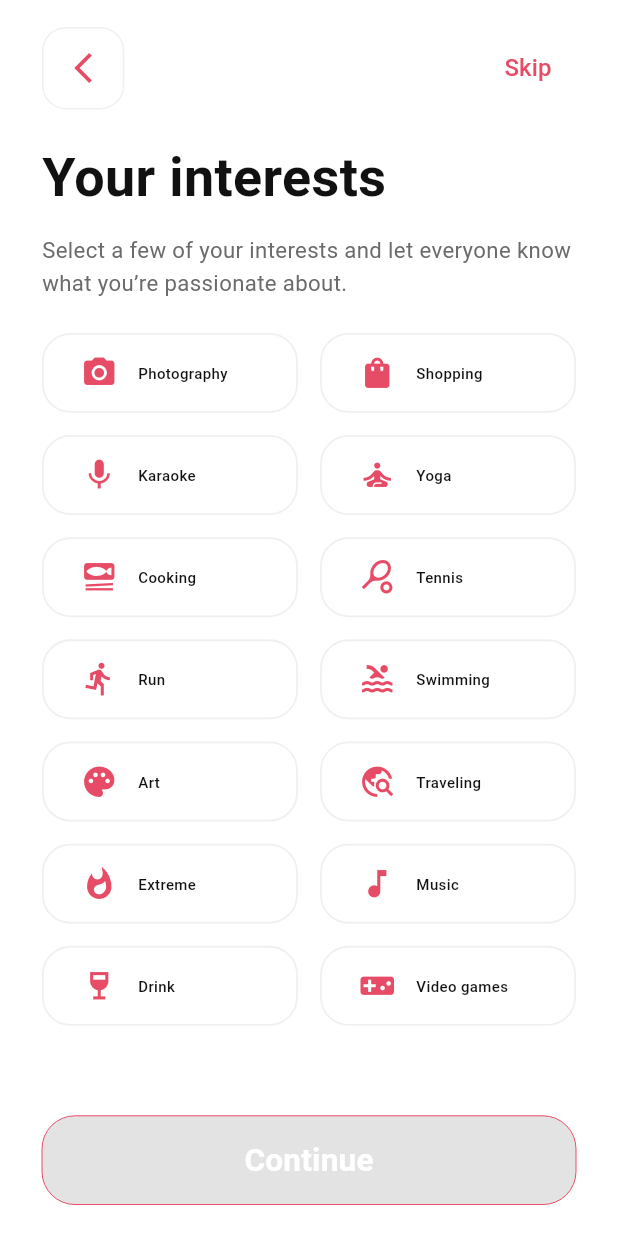
After one commit to TechieChuks/flutter-dating-app-ui-kit-showcase, a Flutter app: the InterestsPage screen opened directly, on a phone screen of 412 x 824 dp. The commit adds this screen. Run offline on Flutter 3.47's test engine with Material 3 defaults, Android fonts, the phone set to English and light mode, and no system bars; network calls fail.

Commit message:
Added interests selection screen with 2-column responsive grid - Integrate InterestChip widget with toggle state management - Apply AppTextStyles and AppColors for visual consistency - Add Continue CTA using PrimaryButton with enabled/disabled state - Improve layout scaling using width-based scale factor also dd FriendsPage with hero illustration,
- Implement new Friends discovery screen using responsive layout scaling
- Add top Skip button, hero image section, title, and subtitle
- Integrate PrimaryButton for “Access to a contact list”
- Ensure accessibility semantics and safe-area adjustments
- Include asset support for friends_hero illustration

```diff
--- a/lib/main.dart
+++ b/lib/main.dart
@@ -1,4 +1,5 @@
-import 'package:datingapp/screens/onboarding_screen.dart';
+import 'package:datingapp/screens/friends/friends_page.dart';
+import 'package:datingapp/screens/onboarding_screen/onboarding_screen.dart';
 import 'package:datingapp/screens/otp/otp_page.dart';
 import 'package:datingapp/screens/profile_screen/profile_screen.dart';
 import 'package:flutter/material.dart';
@@ -18,6 +19,7 @@ class MyApp extends StatelessWidget {
       routes: {
         '/otp': (_) => const OtpPage(),
         '/nextPage': (_) => const ProfileScreen(),
+        '/friends': (_) => const FriendsScreen(),
       },
       title: 'Dating App',
       theme: ThemeData(colorScheme: .fromSeed(seedColor: Colors.deepPurple)),
--- /dev/null
+++ b/lib/screens/interest_screen/interests_page.dart
@@ -0,0 +1,188 @@
+import 'package:datingapp/widgets/interest_chip.dart';
+import 'package:flutter/material.dart';
+
+import '../../widgets/primary_button.dart';
+import '../../theme/app_text_styles.dart';
+import '../../theme/app_colors.dart';
+
+class InterestsPage extends StatefulWidget {
+  const InterestsPage({Key? key}) : super(key: key);
+
+  @override
+  State<InterestsPage> createState() => _InterestsPageState();
+}
+
+class _InterestsPageState extends State<InterestsPage> {
+  // sample data - replace icons or use your own icon set
+  final List<_Interest> _allInterests = [
+    _Interest('Photography', Icons.camera_alt),
+    _Interest('Shopping', Icons.shopping_bag),
+    _Interest('Karaoke', Icons.mic),
+    _Interest('Yoga', Icons.self_improvement),
+    _Interest('Cooking', Icons.set_meal),
+    _Interest('Tennis', Icons.sports_tennis),
+    _Interest('Run', Icons.directions_run),
+    _Interest('Swimming', Icons.pool),
+    _Interest('Art', Icons.palette),
+    _Interest('Traveling', Icons.travel_explore),
+    _Interest('Extreme', Icons.whatshot),
+    _Interest('Music', Icons.music_note),
+    _Interest('Drink', Icons.wine_bar),
+    _Interest('Video games', Icons.videogame_asset),
+  ];
+
+  // store labels of selected items
+  final Set<String> _selected = {};
+
+  void _toggle(String label) {
+    setState(() {
+      if (_selected.contains(label))
+        _selected.remove(label);
+      else
+        _selected.add(label);
+    });
+  }
+
+  void _onContinue() {
+    final selectedList = _selected.toList();
+    debugPrint('Selected interests: $selectedList');
+    Navigator.pushNamed(context, '/friends'); // replace with your route
+  }
+
+  @override
+  Widget build(BuildContext context) {
+    final w = MediaQuery.of(context).size.width;
+    final scale = (w / 390).clamp(0.85, 1.15);
+
+    // chip sizes
+    final chipHeight = (64.0 * scale).clamp(48.0, 80.0);
+    final chipRadius = (18.0 * scale).clamp(12.0, 24.0);
+    const double horizontalPadding = 28.0;
+
+    return Scaffold(
+      backgroundColor: AppColors.background,
+      body: SafeArea(
+        child: LayoutBuilder(
+          builder: (context, constraints) {
+            return SingleChildScrollView(
+              padding: const EdgeInsets.symmetric(
+                horizontal: horizontalPadding,
+                vertical: 18,
+              ),
+              child: Column(
+                crossAxisAlignment: CrossAxisAlignment.start,
+                children: [
+                  // Top row: back + skip
+                  Row(
+                    mainAxisAlignment: MainAxisAlignment.spaceBetween,
+                    children: [
+                      InkWell(
+                        onTap: () => Navigator.maybePop(context),
+                        borderRadius: BorderRadius.circular(16),
+                        child: Container(
+                          width: 52 * scale,
+                          height: 52 * scale,
+                          decoration: BoxDecoration(
+                            borderRadius: BorderRadius.circular(16),
+                            border: Border.all(color: AppColors.border),
+                          ),
+                          child: const Icon(
+                            Icons.arrow_back_ios_new,
+                            color: AppColors.primary,
+                          ),
+                        ),
+                      ),
+                      TextButton(
+                        onPressed: () {
+                          // Navigator.pushReplacementNamed(
+                          //   context,
+                          //   '/home',
+                          // ); // skip action
+                        },
+                        child: Text(
+                          'Skip',
+                          style: AppTextStyles.footerLink(16),
+                        ),
+                      ),
+                    ],
+                  ),
+
+                  const SizedBox(height: 20),
+
+                  // Title
+                  Text(
+                    'Your interests',
+                    style: AppTextStyles.heading(34 * scale),
+                  ),
+                  const SizedBox(height: 12),
+                  Text(
+                    "Select a few of your interests and let everyone know what you’re passionate about.",
+                    style: AppTextStyles.description.copyWith(
+                      fontSize: (14 * scale),
+                    ),
+                  ),
+
+                  const SizedBox(height: 22),
+
+                  // Grid of chips - 2 columns
+                  LayoutBuilder(
+                    builder: (c, box) {
+                      final crossAxisCount = 2;
+                      final spacing = 14.0 * scale;
+                      // child aspect to make pill-like width
+                      return GridView.builder(
+                        shrinkWrap: true,
+                        physics: const NeverScrollableScrollPhysics(),
+                        itemCount: _allInterests.length,
+                        gridDelegate: SliverGridDelegateWithFixedCrossAxisCount(
+                          crossAxisCount: crossAxisCount,
+                          mainAxisSpacing: spacing,
+                          crossAxisSpacing: spacing,
+                          childAspectRatio: 3.2, // wide pill; tweak if needed
+                        ),
+                        itemBuilder: (context, index) {
+                          final item = _allInterests[index];
+                          final selected = _selected.contains(item.label);
+                          return InterestChip(
+                            label: item.label,
+                            icon: item.icon,
+                            selected: selected,
+                            height: chipHeight,
+                            borderRadius: chipRadius,
+                            onTap: () => _toggle(item.label),
+                          );
+                        },
+                      );
+                    },
+                  ),
+
+                  SizedBox(height: 40),
+
+                  // Continue button
+                  Padding(
+                    padding: const EdgeInsets.symmetric(vertical: 20),
+                    child: PrimaryButton(
+                      label: 'Continue',
+                      onPressed: _selected.isNotEmpty ? _onContinue : null,
+                      variant: PrimaryButtonVariant.filled,
+                      loading: false,
+                      height: 56 * scale,
+                      borderRadius: 22,
+                      labelSize: 20 * scale,
+                    ),
+                  ),
+                ],
+              ),
+            );
+          },
+        ),
+      ),
+    );
+  }
+}
+
+class _Interest {
+  final String label;
+  final IconData icon;
+  _Interest(this.label, this.icon);
+}
--- a/lib/screens/profile_screen/profile_screen.dart
+++ b/lib/screens/profile_screen/profile_screen.dart
@@ -1,4 +1,4 @@
-import 'package:datingapp/screens/gender_screen.dart';
+import 'package:datingapp/screens/gender_screen/gender_screen.dart';
 import 'package:datingapp/screens/profile_screen/birth_day_picker_sheet.dart';
 import 'package:datingapp/theme/app_colors.dart';
 import 'package:datingapp/theme/app_text_styles.dart';
--- a/lib/widgets/gender_tile_widget.dart
+++ b/lib/widgets/gender_tile_widget.dart
@@ -22,7 +22,7 @@ class GenderTile extends StatelessWidget {
     return GestureDetector(
       onTap: onTap,
       child: Container(
-        height: 75,
+        height: 58,
         decoration: BoxDecoration(
           color: background,
           borderRadius: BorderRadius.circular(18),
--- /dev/null
+++ b/lib/widgets/interest_chip.dart
@@ -0,0 +1,88 @@
+import 'package:flutter/material.dart';
+import '../theme/app_colors.dart';
+
+class InterestChip extends StatelessWidget {
+  final String label;
+  final IconData icon;
+  final bool selected;
+  final VoidCallback? onTap;
+  final double height;
+  final double borderRadius;
+
+  const InterestChip({
+    Key? key,
+    required this.label,
+    required this.icon,
+    this.selected = false,
+    this.onTap,
+    this.height = 45,
+    this.borderRadius = 16,
+  }) : super(key: key);
+
+  @override
+  Widget build(BuildContext context) {
+    final bg = selected ? AppColors.primary : Colors.white;
+    final txtColor = selected ? Colors.white : AppColors.textPrimary;
+    final iconColor = selected ? Colors.white : AppColors.primary;
+
+    final borderColor = selected ? AppColors.primary : AppColors.border;
+    final shadow = selected
+        ? [
+            BoxShadow(
+              color: AppColors.primary.withValues(alpha: .18),
+              offset: const Offset(0, 10),
+              blurRadius: 20,
+            ),
+          ]
+        : null;
+
+    return Semantics(
+      button: true,
+      label: '$label ${selected ? "selected" : "not selected"}',
+      child: InkWell(
+        borderRadius: BorderRadius.circular(borderRadius),
+        onTap: onTap,
+        child: Container(
+          height: height,
+          decoration: BoxDecoration(
+            color: bg,
+            borderRadius: BorderRadius.circular(borderRadius),
+            border: Border.all(color: borderColor, width: 1.2),
+            boxShadow: shadow,
+          ),
+          padding: const EdgeInsets.symmetric(horizontal: 18),
+          child: Row(
+            mainAxisSize: MainAxisSize.min,
+            children: [
+              // Icon holder (slightly padded)
+              Container(
+                width: height * 0.56,
+                height: height * 0.56,
+                alignment: Alignment.center,
+                decoration: BoxDecoration(
+                  color: selected
+                      ? Colors.white.withValues(alpha: .12)
+                      : Colors.white,
+                  shape: BoxShape.circle,
+                ),
+                child: Icon(icon, size: height * 0.36, color: iconColor),
+              ),
+              const SizedBox(width: 7),
+              Flexible(
+                child: Text(
+                  label,
+                  overflow: TextOverflow.ellipsis,
+                  style: TextStyle(
+                    color: txtColor,
+                    fontSize: 10,
+                    fontWeight: selected ? FontWeight.w700 : FontWeight.w500,
+                  ),
+                ),
+              ),
+            ],
+          ),
+        ),
+      ),
+    );
+  }
+}
--- a/lib/widgets/onboarding_card.dart
+++ b/lib/widgets/onboarding_card.dart
@@ -1,5 +1,5 @@
 import 'package:flutter/material.dart';
-import '../screens/onboarding_data_model.dart'; // your model
+import '../screens/onboarding_screen/onboarding_data_model.dart'; // your model
 
 class OnboardingCard extends StatelessWidget {
   final OnboardingPage data;
```
Also changed, not shown: lib/screens/friends/friends_page.dart (added, +156 -0 lines), lib/screens/gender_screen/gender_screen.dart (renamed from lib/screens/gender_screen.dart, +12 -5 lines), lib/screens/onboarding_screen/onboarding_screen.dart (renamed from lib/screens/onboarding_screen.dart, +6 -6 lines), lib/screens/test_screen.dart (added, +17 -0 lines), assets/images/people.png (added), lib/screens/onboarding_screen/onboarding_data_model.dart (renamed from lib/screens/onboarding_data_model.dart).
